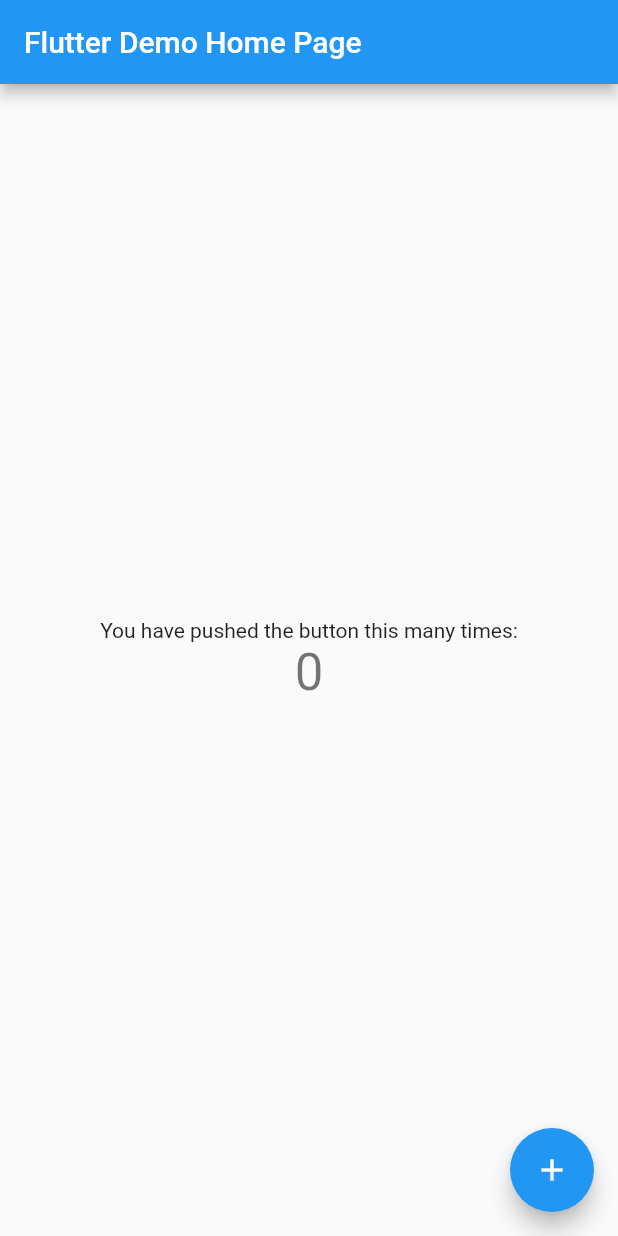
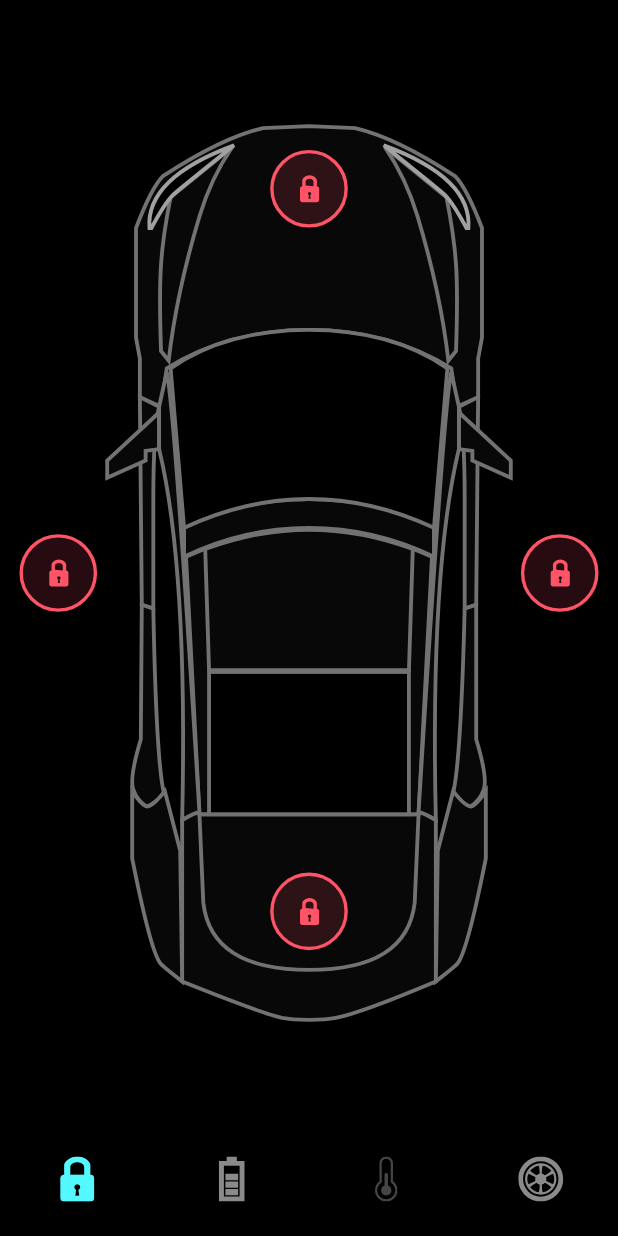
Before and after one commit to blackshadowsoftwareltd/Car-Controller-Animation, a Flutter app: the screen it shows after launch, on a phone screen of 412 x 824 dp. Run offline on Flutter 3.47's test engine with Material 2 defaults, Android fonts, the phone set to English and light mode, and no system bars; our stand-ins replace flutter_svg.

Commit message:
home screen

```diff
--- /dev/null
+++ b/lib/components/door_lock.dart
@@ -0,0 +1,30 @@
+import 'package:animationzz/constants/constants.dart';
+import 'package:flutter/material.dart';
+import 'package:flutter_svg/flutter_svg.dart';
+
+class DoorLock extends StatelessWidget {
+  const DoorLock({
+    Key? key,
+    required this.onPressed,
+    required this.isLocked,
+  }) : super(key: key);
+
+  final VoidCallback onPressed;
+  final bool isLocked;
+
+  @override
+  Widget build(BuildContext context) {
+    return GestureDetector(
+        onTap: onPressed,
+        child: AnimatedSwitcher(
+            duration: defaultDuration,
+            switchInCurve: Curves.easeInOutBack,
+            transitionBuilder: (chaid, animation) =>
+                ScaleTransition(scale: animation, child: chaid),
+            child: isLocked
+                ? SvgPicture.asset('assets/icons/door_lock.svg',
+                    key: const ValueKey('lock'))
+                : SvgPicture.asset('assets/icons/door_unlock.svg',
+                    key: const ValueKey('unlock'))));
+  }
+}
--- /dev/null
+++ b/lib/constants/constants.dart
@@ -0,0 +1,14 @@
+import 'package:flutter/material.dart';
+
+const Color primaryColor = Color(0xFF53F9FF);
+const Color redColor = Color(0xFFFF5368);
+
+const double defaultPadding = 15;
+const Duration defaultDuration = Duration(milliseconds: 500);
+
+List<String> navIconSrc = [
+  'assets/icons/Lock.svg',
+  'assets/icons/Charge.svg',
+  'assets/icons/Temp.svg',
+  'assets/icons/Tyre.svg'
+];
--- /dev/null
+++ b/lib/controller/home_controller.dart
@@ -0,0 +1,28 @@
+import 'package:flutter/cupertino.dart';
+
+class HomeController extends ChangeNotifier {
+  bool isRightDoorLock = true;
+  bool isLeftDoorLock = true;
+  bool isTopDoorLock = true;
+  bool isBottomDoorLock = true;
+
+  void updateRightDoorLock() {
+    isRightDoorLock = !isRightDoorLock;
+    notifyListeners();
+  }
+
+  void updateLeftDoorLock() {
+    isLeftDoorLock = !isLeftDoorLock;
+    notifyListeners();
+  }
+
+  void updateTopDoorLock() {
+    isTopDoorLock = !isTopDoorLock;
+    notifyListeners();
+  }
+
+  void updateBottomDoorLock() {
+    isBottomDoorLock = !isBottomDoorLock;
+    notifyListeners();
+  }
+}
--- a/lib/main.dart
+++ b/lib/main.dart
@@ -1,115 +1,21 @@
+import 'package:animationzz/screens/home/home_screen.dart';
 import 'package:flutter/material.dart';
 
 void main() {
-  runApp(const MyApp());
+  runApp(const Home());
 }
 
-class MyApp extends StatelessWidget {
-  const MyApp({Key? key}) : super(key: key);
+class Home extends StatelessWidget {
+  const Home({Key? key}) : super(key: key);
 
-  // This widget is the root of your application.
   @override
   Widget build(BuildContext context) {
     return MaterialApp(
-      title: 'Flutter Demo',
       theme: ThemeData(
-        // This is the theme of your application.
-        //
-        // Try running your application with "flutter run". You'll see the
-        // application has a blue toolbar. Then, without quitting the app, try
-        // changing the primarySwatch below to Colors.green and then invoke
-        // "hot reload" (press "r" in the console where you ran "flutter run",
-        // or simply save your changes to "hot reload" in a Flutter IDE).
-        // Notice that the counter didn't reset back to zero; the application
-        // is not restarted.
-        primarySwatch: Colors.blue,
-      ),
-      home: const MyHomePage(title: 'Flutter Demo Home Page'),
+          brightness: Brightness.dark,
+          scaffoldBackgroundColor: Colors.black,
+          primarySwatch: Colors.blue),
+      home: HomeScreen(),
     );
   }
 }
-
-class MyHomePage extends StatefulWidget {
-  const MyHomePage({Key? key, required this.title}) : super(key: key);
-
-  // This widget is the home page of your application. It is stateful, meaning
-  // that it has a State object (defined below) that contains fields that affect
-  // how it looks.
-
-  // This class is the configuration for the state. It holds the values (in this
-  // case the title) provided by the parent (in this case the App widget) and
-  // used by the build method of the State. Fields in a Widget subclass are
-  // always marked "final".
-
-  final String title;
-
-  @override
-  State<MyHomePage> createState() => _MyHomePageState();
-}
-
-class _MyHomePageState extends State<MyHomePage> {
-  int _counter = 0;
-
-  void _incrementCounter() {
-    setState(() {
-      // This call to setState tells the Flutter framework that something has
-      // changed in this State, which causes it to rerun the build method below
-      // so that the display can reflect the updated values. If we changed
-      // _counter without calling setState(), then the build method would not be
-      // called again, and so nothing would appear to happen.
-      _counter++;
-    });
-  }
-
-  @override
-  Widget build(BuildContext context) {
-    // This method is rerun every time setState is called, for instance as done
-    // by the _incrementCounter method above.
-    //
-    // The Flutter framework has been optimized to make rerunning build methods
-    // fast, so that you can just rebuild anything that needs updating rather
-    // than having to individually change instances of widgets.
-    return Scaffold(
-      appBar: AppBar(
-        // Here we take the value from the MyHomePage object that was created by
-        // the App.build method, and use it to set our appbar title.
-        title: Text(widget.title),
-      ),
-      body: Center(
-        // Center is a layout widget. It takes a single child and positions it
-        // in the middle of the parent.
-        child: Column(
-          // Column is also a layout widget. It takes a list of children and
-          // arranges them vertically. By default, it sizes itself to fit its
-          // children horizontally, and tries to be as tall as its parent.
-          //
-          // Invoke "debug painting" (press "p" in the console, choose the
-          // "Toggle Debug Paint" action from the Flutter Inspector in Android
-          // Studio, or the "Toggle Debug Paint" command in Visual Studio Code)
-          // to see the wireframe for each widget.
-          //
-          // Column has various properties to control how it sizes itself and
-          // how it positions its children. Here we use mainAxisAlignment to
-          // center the children vertically; the main axis here is the vertical
-          // axis because Columns are vertical (the cross axis would be
-          // horizontal).
-          mainAxisAlignment: MainAxisAlignment.center,
-          children: <Widget>[
-            const Text(
-              'You have pushed the button this many times:',
-            ),
-            Text(
-              '$_counter',
-              style: Theme.of(context).textTheme.headline4,
-            ),
-          ],
-        ),
-      ),
-      floatingActionButton: FloatingActionButton(
-        onPressed: _incrementCounter,
-        tooltip: 'Increment',
-        child: const Icon(Icons.add),
-      ), // This trailing comma makes auto-formatting nicer for build methods.
-    );
-  }
-}
--- /dev/null
+++ b/lib/models/tyre_psi.dart
@@ -0,0 +1,14 @@
+class TyrePsi {
+  final double psi;
+  final int temp;
+  final bool isLowPressure;
+
+  TyrePsi({required this.psi, required this.temp, required this.isLowPressure});
+}
+
+final List<TyrePsi> demoPsiList = [
+  TyrePsi(psi: 23.6, temp: 56, isLowPressure: true),
+  TyrePsi(psi: 35.0, temp: 41, isLowPressure: false),
+  TyrePsi(psi: 34.6, temp: 41, isLowPressure: false),
+  TyrePsi(psi: 34.8, temp: 42, isLowPressure: false),
+];
--- /dev/null
+++ b/lib/screens/home/components/bottom_nav_bar.dart
@@ -0,0 +1,30 @@
+import 'package:animationzz/constants/constants.dart';
+import 'package:flutter/material.dart';
+import 'package:flutter_svg/flutter_svg.dart';
+
+class BottomNavBar extends StatelessWidget {
+  const BottomNavBar({
+    Key? key,
+    required this.selectedTab,
+    required this.onPressed,
+  }) : super(key: key);
+  final int selectedTab;
+  final ValueChanged<int> onPressed;
+  @override
+  Widget build(BuildContext context) {
+    return BottomNavigationBar(
+        onTap: onPressed,
+        currentIndex: selectedTab,
+        backgroundColor: Colors.black,
+        type: BottomNavigationBarType.fixed,
+        items: List.generate(
+            navIconSrc.length,
+            (index) => BottomNavigationBarItem(
+                label: '',
+                icon: SvgPicture.asset(navIconSrc[index],
+                    height: 30,
+                    color: index == selectedTab
+                        ? primaryColor
+                        : Colors.white54))));
+  }
+}
--- /dev/null
+++ b/lib/screens/home/home_screen.dart
@@ -0,0 +1,56 @@
+import 'package:animationzz/components/door_lock.dart';
+import 'package:animationzz/constants/constants.dart';
+import 'package:animationzz/controller/home_controller.dart';
+import 'package:flutter/material.dart';
+import 'package:flutter_svg/flutter_svg.dart';
+
+import 'components/bottom_nav_bar.dart';
+
+class HomeScreen extends StatelessWidget {
+  HomeScreen({Key? key}) : super(key: key);
+  final HomeController _controller = HomeController();
+  @override
+  Widget build(BuildContext context) {
+    return AnimatedBuilder(
+        animation: _controller,
+        builder: (context, snapshot) {
+          return Scaffold(
+
+              /// bottom navigation bar
+              bottomNavigationBar:
+                  BottomNavBar(onPressed: (index) {}, selectedTab: 0),
+
+              /// body
+              body: SafeArea(
+                  child: LayoutBuilder(builder: (context, constraints) {
+                return Stack(alignment: Alignment.center, children: [
+                  Padding(
+                      padding: EdgeInsets.symmetric(
+                          vertical: constraints.maxHeight * 0.1),
+                      child: SvgPicture.asset('assets/icons/Car.svg',
+                          width: double.infinity)),
+                  Positioned(
+                      right: constraints.maxWidth * 0.03,
+                      child: DoorLock(
+                          isLocked: _controller.isRightDoorLock,
+                          onPressed: _controller.updateRightDoorLock)),
+                  Positioned(
+                      left: constraints.maxWidth * 0.03,
+                      child: DoorLock(
+                          isLocked: _controller.isLeftDoorLock,
+                          onPressed: _controller.updateLeftDoorLock)),
+                  Positioned(
+                      top: constraints.maxHeight * 0.13,
+                      child: DoorLock(
+                          isLocked: _controller.isTopDoorLock,
+                          onPressed: _controller.updateTopDoorLock)),
+                  Positioned(
+                      bottom: constraints.maxHeight * 0.17,
+                      child: DoorLock(
+                          isLocked: _controller.isBottomDoorLock,
+                          onPressed: _controller.updateBottomDoorLock)),
+                ]);
+              })));
+        });
+  }
+}
```
Also changed, not shown: pubspec.yaml (+5 -38 lines), pubspec.lock.
